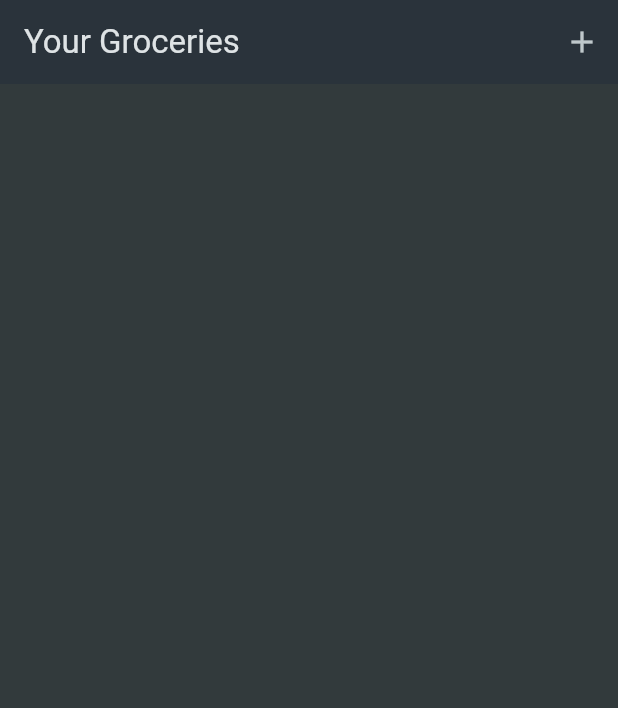
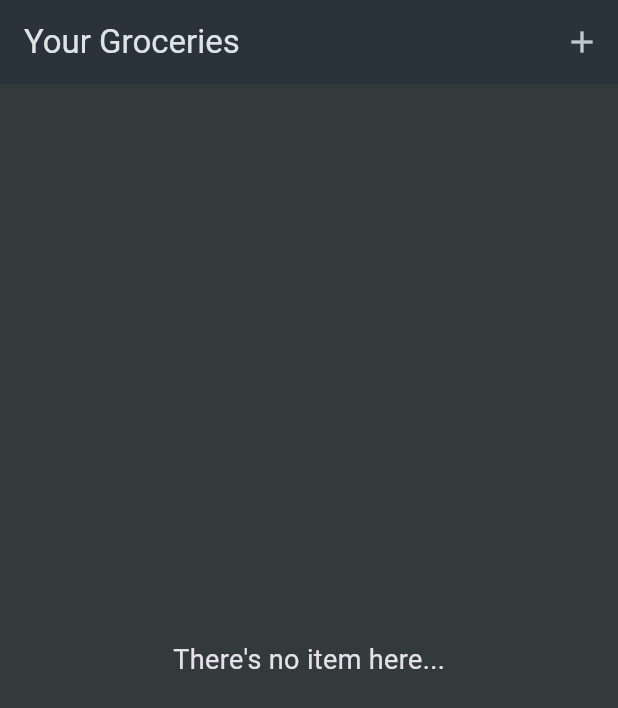
Before and after one commit to FadrialR/shopping_list_app, a Flutter app: the screen it shows after launch, on a phone screen of 412 x 824 dp. Shown: the top 708 px of the screen. Run offline on Flutter 3.47's test engine with Material 3 defaults, Android fonts, the phone set to English and light mode, and no system bars.

Commit message:
Adding a remove button

```diff
--- a/lib/widgets/grocery_list.dart
+++ b/lib/widgets/grocery_list.dart
@@ -40,7 +40,22 @@ class _GroceryListState extends State<GroceryList> {
           )
         ],
       ),
-      body: ListView.builder(
+      body: Column(
+        mainAxisAlignment: MainAxisAlignment.center,
+        children: [
+          if (_groceryItems.isEmpty)
+            const Center(
+              child: Text(
+                'There\'s no item here...',
+                style: TextStyle(
+                  fontSize: 18,
+                ),
+                textAlign: TextAlign.left,
+              ),
+            )
+          else
+            Expanded(
+              child: ListView.builder(
                 itemCount: _groceryItems.length,
                 itemBuilder: (ctx, index) => ListTile(
                     title: Text(_groceryItems[index].name),
@@ -49,10 +64,25 @@ class _GroceryListState extends State<GroceryList> {
                       height: 24,
                       color: _groceryItems[index].category.color,
                     ),
-          trailing: Text(
+                    trailing: Row(
+                      mainAxisSize: MainAxisSize.min,
+                      children: [
+                        Text(
                           _groceryItems[index].quantity.toString(),
                         ),
+                        IconButton(
+                          onPressed: () {
+                            setState(() {
+                              _groceryItems.removeAt(index);
+                            });
+                          },
+                          icon: const Icon(Icons.delete),
+                        )
+                      ],
+                    )),
               ),
+            ),
+        ],
       ),
     );
   }
```
Lines whose indentation alone changed are shown as unchanged.
